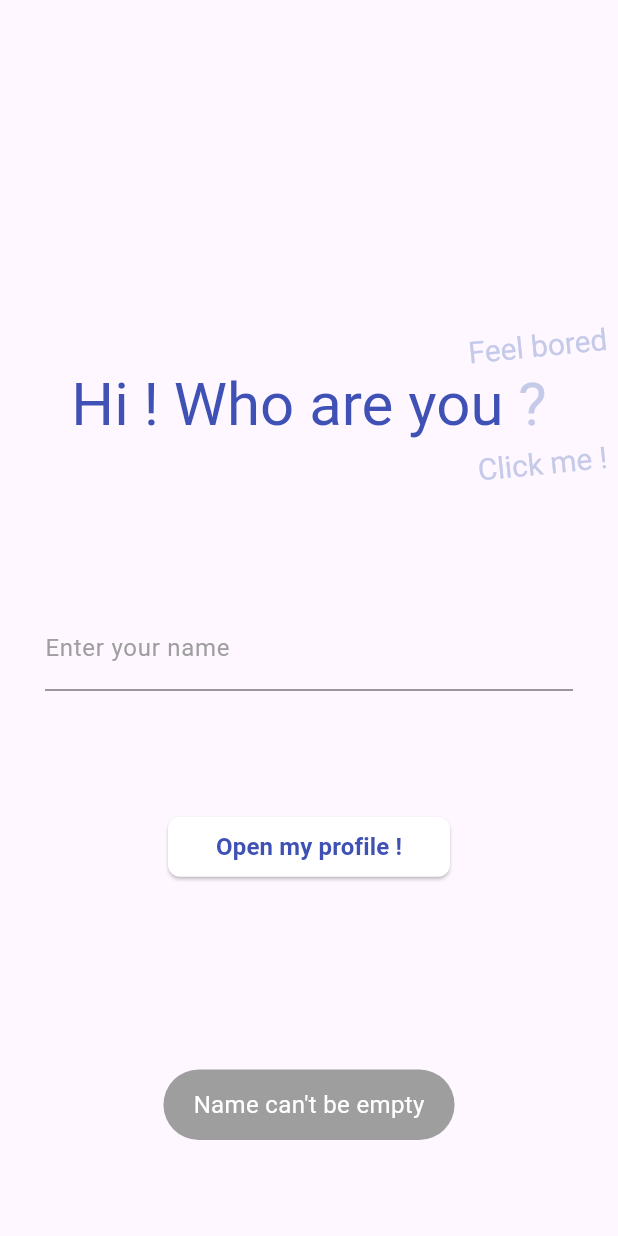
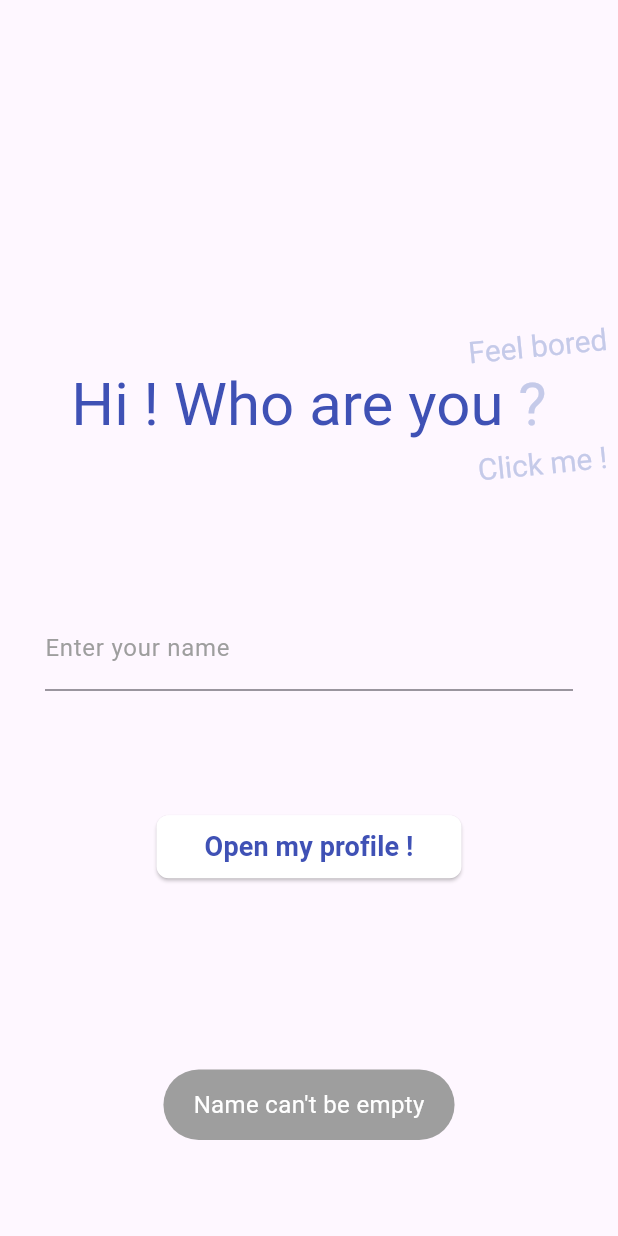
Before and after one commit to Tinmarrrr/flutter-playground, a Flutter app: the screen it shows after launch, after a tap on "Open my profile !", on a phone screen of 412 x 824 dp. Run offline on Flutter 3.47's test engine with Material 3 defaults, Android fonts, the phone set to English and light mode, and no system bars; our stand-ins replace fluttertoast, go_router, hive, hive_flutter; accounts and stored records are empty; network calls fail.

Commit message:
feat(navigation): gorouter

```diff
--- a/lib/components/app_button.dart
+++ b/lib/components/app_button.dart
@@ -8,12 +8,12 @@ class AppButton extends StatelessWidget {
   final String? description;
 
   const AppButton({
-    Key? key,
+    super.key,
     this.image,
     this.description,
     required this.title,
     required this.onPressed,
-  }) : super(key: key);
+  });
 
   @override
   Widget build(BuildContext context) {
@@ -60,7 +60,7 @@ class AppButton extends StatelessWidget {
                   style: const TextStyle(
                     color: AppColors.primary,
                     fontWeight: FontWeight.bold,
-                    fontSize: 16,
+                    fontSize: 18,
                   ),
                 ),
                 if (description != null &&
@@ -69,9 +69,9 @@ class AppButton extends StatelessWidget {
                   Text(
                     description!,
                     style: const TextStyle(
-                      color: AppColors.accent,
+                      color: AppColors.primaryLight,
                       fontWeight: FontWeight.bold,
-                      fontSize: 16,
+                      fontSize: 15,
                     ),
                   )
                 else
--- a/lib/main.dart
+++ b/lib/main.dart
@@ -1,20 +1,40 @@
+import 'package:app/pages/profile.dart';
 import 'package:flutter/material.dart';
 import 'pages/login_page.dart';
 import 'package:hive_flutter/hive_flutter.dart';
+import 'package:go_router/go_router.dart';
 
 void main() async {
   await Hive.initFlutter();
-  runApp(const MyApp());
+  runApp(MyApp());
 }
 
 class MyApp extends StatelessWidget {
-  const MyApp({super.key});
+  MyApp({super.key});
+
+  final _router = GoRouter(
+    initialLocation: '/',
+    routes: [
+      GoRoute(
+        name: 'home',
+        path: '/',
+        builder: (context, state) => const HomePage(),
+      ),
+      GoRoute(
+        name: 'profile',
+        path: '/profile',
+        builder: (context, state) => const Profile(
+          profileName: '',
+        ),
+      ),
+    ],
+  );
 
   @override
   Widget build(BuildContext context) {
-    return const MaterialApp(
+    return MaterialApp.router(
       debugShowCheckedModeBanner: false,
-      home: HomePage(),
+      routerConfig: _router,
     );
   }
 }
--- a/lib/pages/login_page.dart
+++ b/lib/pages/login_page.dart
@@ -1,12 +1,10 @@
-// ignore_for_file: avoid_print, library_private_types_in_public_api
-
 import 'package:app/components/subtitle.dart';
-import 'package:app/pages/profile.dart';
 import 'package:app/utils/bored.dart';
 import 'package:app/utils/colors.dart';
 import 'package:app/utils/hive.dart';
 import 'package:flutter/gestures.dart';
 import 'package:flutter/material.dart';
+import 'package:go_router/go_router.dart';
 import '../components/app_button.dart';
 import 'package:app/utils/toast.dart';
 
@@ -14,10 +12,10 @@ class HomePage extends StatefulWidget {
   const HomePage({super.key});
 
   @override
-  _HomePageState createState() => _HomePageState();
+  HomePageState createState() => HomePageState();
 }
 
-class _HomePageState extends State<HomePage> {
+class HomePageState extends State<HomePage> {
   TextEditingController nameController = TextEditingController();
 
   void showActivity() async {
@@ -37,12 +35,7 @@ class _HomePageState extends State<HomePage> {
 
     String result = await AppUtils.welcomeMessage(nameController.text);
     Toast().showToast(result);
-    Navigator.push(
-      context,
-      MaterialPageRoute(
-        builder: (context) => Profile(profileName: nameController.text),
-      ),
-    );
+    context.go('profile', extra: 'profileName=${nameController.text}');
   }
 
   @override
--- a/lib/utils/colors.dart
+++ b/lib/utils/colors.dart
@@ -4,9 +4,4 @@ class AppColors {
   static const Color primary = Color(0xFF3F51B5);
   static const Color primaryDark = Color(0xFF303F9F);
   static const Color primaryLight = Color(0xFFC5CAE9);
-  static const Color accent = Color(0xFFFFC107);
-  static const Color textPrimary = Color(0xFF212121);
-  static const Color textSecondary = Color(0xFF757575);
-  static const Color textIcons = Color(0xFFFFFFFF);
-  static const Color divider = Color(0xFFBDBDBD);
 }
--- a/lib/utils/hive.dart
+++ b/lib/utils/hive.dart
@@ -1,5 +1,3 @@
-// utils.dart
-// ignore_for_file: avoid_print
 import 'package:hive/hive.dart';
 
 class AppUtils {
@@ -20,6 +18,7 @@ class AppUtils {
 
   static Future<String> getFavoriteSparklingWater(String profileName) async {
     final box = await Hive.openBox('Users');
+    print(box.get(profileName));
     return box.get(profileName);
   }
 }
--- a/pubspec.yaml
+++ b/pubspec.yaml
@@ -32,6 +32,7 @@ dependencies:
     sdk: flutter
   hive: ^2.2.3
   hive_flutter: ^1.1.0
+  go_router: ^7.1.1
   fluttertoast: ^8.2.4
   http: ^0.13.3
 
```
Also changed, not shown: pubspec.lock, 1 other file.
